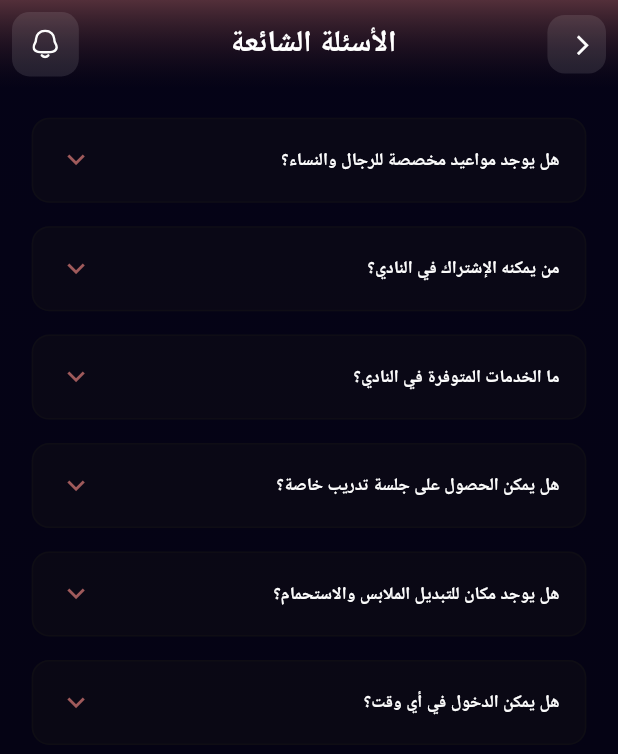
After one commit to OmarAbdelAziz123/Non-Stop-Gym, a Flutter app: the FaqScreen screen opened by its route, on a phone screen of 412 x 824 dp. The commit adds this screen. Shown: the top 754 px of the screen. Run offline on Flutter 3.47's test engine with Material 3 defaults, Android fonts, the phone set to English and light mode, and no system bars; our stand-ins replace cached_network_image, dio, dots_indicator, easy_localization, file_picker, firebase_core and 20 more; accounts and stored records are empty; generated files the repository leaves out were written again; Roboto replaces fonts that are missing (Arial, Cairo).

Commit message:
Finsh design for faq screen & notification screen & complaints and suggestions edit change password screen

```diff
--- a/lib/core/routing/app_router.dart
+++ b/lib/core/routing/app_router.dart
@@ -8,11 +8,14 @@ import 'package:non_stop/features/auth/presentation/screens/login_screen.dart';
 import 'package:non_stop/features/auth/presentation/screens/register_screen.dart';
 import 'package:non_stop/features/auth/presentation/screens/verify_otp_screen.dart';
 import 'package:non_stop/features/change%20password/presentation/change_password_screen.dart';
+import 'package:non_stop/features/complaints%20and%20suggestions/presentation/screens/Complaints%20_and%20_suggestions_screen.dart';
+import 'package:non_stop/features/faq/presentation/screen/faq_screen.dart';
 import 'package:non_stop/features/home/bloc/cubit/home_cubit.dart';
 import 'package:non_stop/features/home/presentation/screen/home_screen.dart';
 import 'package:non_stop/features/main%20layout/business_logic/main_layout_cubit.dart';
 import 'package:non_stop/features/main%20layout/presentation/main_layout.dart';
 import 'package:non_stop/features/more_about_us/presentation/screens/more_about_us_screen.dart';
+import 'package:non_stop/features/notification/presentation/screens/notification_screen.dart';
 import 'package:non_stop/features/onboarding/onBoarding/Bloc/on_boarding_cubit.dart';
 import 'package:non_stop/features/onboarding/onBoarding/screens/on_boarding_screen.dart';
 import 'package:non_stop/features/packages/presentation/screens/my_packages_screen.dart';
@@ -63,6 +66,10 @@ class AppRouter {
           screen: const OnBoardingScreen(),
           cubit: OnBoardingCubit(),
         );
+      case Routes.faqScreen:
+        return transition(
+          screen: const FaqScreen(),
+        );
       case Routes.mainlayoutScreen:
         return transition(screen: MainLayoutScreen(), cubit: MainLayoutCubit());
       case Routes.splashScreen:
@@ -81,16 +88,27 @@ class AppRouter {
         );
       case Routes.myPackagesScreen:
         return transition(screen: const MyPackagesScreen());
-         case Routes.chagnePasswordScreen:
-        return transition(screen: const ChangePasswordScreen());
-          case Routes.termsAndConditionsScreen:
-        return transition(screen: const TermsConditionsScreen ());
+      case Routes.notificationScreen:
+        return transition(screen: const NotificationScreen());
+
+      case Routes.chagnePasswordScreen:
+        return transition(
+          screen: const ChangePasswordScreen(),
+          cubit: AuthCubit(),
+        );
+      case Routes.termsAndConditionsScreen:
+        return transition(screen: const TermsConditionsScreen());
       case Routes.packagesScreen:
         return transition(screen: const PackagesScreen());
       case Routes.moreAboutUsScreen:
         return transition(screen: const MoreAboutUsScreen());
       case Routes.myBookingScreen:
-        return transition(screen: const MyBookingScreen(), cubit: ProfileCubit());
+        return transition(
+          screen: const MyBookingScreen(),
+          cubit: ProfileCubit(),
+        );
+      case Routes.complaintsAndSuggetionsScreen:
+        return transition(screen: const ComplaintsAndSuggestionsScreen());
     }
     return null;
   }
--- a/lib/core/routing/routes_name.dart
+++ b/lib/core/routing/routes_name.dart
@@ -16,4 +16,7 @@ class Routes {
   static const String myBookingScreen = '/myBookingScreen';
   static const String chagnePasswordScreen = '/chagnePasswordScreen';
   static const String termsAndConditionsScreen = '/termsAndConditionsScreen';
+  static const String notificationScreen = '/notificationScreen';
+  static const String complaintsAndSuggetionsScreen = '/complaintsAndSuggetionsScreen';
+  static const String faqScreen = '/faqScreen';
 }
--- /dev/null
+++ b/lib/features/faq/presentation/screen/faq_screen.dart
@@ -0,0 +1,149 @@
+import 'package:flutter/material.dart';
+import 'package:flutter_screenutil/flutter_screenutil.dart';
+import 'package:non_stop/core/constants/app_colors.dart';
+import 'package:non_stop/core/constants/app_styles.dart';
+import 'package:non_stop/core/theme/theme.dart';
+import 'package:non_stop/core/widgets/custom_app_bar.dart';
+
+class FaqScreen extends StatefulWidget {
+  const FaqScreen({super.key});
+
+  @override
+  State<FaqScreen> createState() => _FaqScreenState();
+}
+
+class _FaqScreenState extends State<FaqScreen> {
+  int? expandedIndex;
+
+  final List<Map<String, String>> faqItems = [
+    {
+      'question': 'هل يوجد مواعيد مخصصة للرجال والنساء؟',
+      'answer':
+          'نعم تم تخصيص أوقات ومرافق منفصلة لكل من الرجال والنساء لضمان الخصوصية الكاملة.',
+    },
+    {'question': 'من يمكنه الإشتراك في النادي؟', 'answer': 'ذكر او انثي '},
+    {
+      'question': 'ما الخدمات المتوفرة في النادي؟',
+      'answer':
+          'يوفر النادي صالة رياضية مجهزة بالكامل، أحواض سباحة، ملاعب، وبرامج تدريب متنوعة.',
+    },
+    {
+      'question': 'هل يمكن الحصول على جلسة تدريب خاصة؟',
+      'answer':
+          'نعم، يمكنك حجز جلسات تدريب خاصة مع مدربين محترفين حسب جدولك الزمني.',
+    },
+    {
+      'question': 'هل يوجد مكان للتبديل الملابس والاستحمام؟',
+      'answer':
+          'نعم، يوفر النادي غرف تبديل ملابس حديثة ومرافق استحمام نظيفة ومجهزة.',
+    },
+    {
+      'question': 'هل يمكن الدخول في أي وقت؟',
+      'answer':
+          'النادي مفتوح من الساعة 6 صباحاً حتى 6 مساءً جميع أيام الأسبوع.',
+    },
+  ];
+
+  @override
+  Widget build(BuildContext context) {
+    return Container(
+      decoration: const BoxDecoration(gradient: linearGradient),
+      child: Scaffold(
+        backgroundColor: Colors.transparent,
+        body: SafeArea(
+          child: Column(
+            children: [
+              const CustomAppBar(title: "الأسئلة الشائعة"),
+              Expanded(
+                child: ListView.builder(
+                  padding: EdgeInsets.symmetric(
+                    horizontal: 20.w,
+                    vertical: 20.h,
+                  ),
+                  itemCount: faqItems.length,
+                  itemBuilder: (context, index) {
+                    final isExpanded = expandedIndex == index;
+                    final item = faqItems[index];
+                    return Padding(
+                      padding: EdgeInsets.only(bottom: 16.h),
+                      child: Container(
+                        decoration: BoxDecoration(
+                          color: const Color(0xff151515).withValues(alpha: 0.3),
+                          borderRadius: BorderRadius.circular(12.r),
+                          border: Border.all(
+                            color: const Color(
+                              0xff151515,
+                            ).withValues(alpha: 0.41),
+                            width: 1,
+                          ),
+                        ),
+                        child: Column(
+                          children: [
+                            InkWell(
+                              onTap: () {
+                                setState(() {
+                                  expandedIndex = isExpanded ? null : index;
+                                });
+                              },
+                              borderRadius: BorderRadius.circular(12.r),
+                              child: Padding(
+                                padding: EdgeInsets.symmetric(
+                                  horizontal: 16.w,
+                                  vertical: 16.h,
+                                ),
+                                child: Row(
+                                  children: [
+                                    Expanded(
+                                      child: Text(
+                                        item['question']!,
+                                        style: Styles.captionBold.copyWith(
+                                          color: AppColors.neutralColor100,
+                                          fontWeight: FontWeight.w600,
+                                        ),
+                                        textAlign: TextAlign.right,
+                                      ),
+                                    ),
+                                    12.horizontalSpace,
+                                    Icon(
+                                      isExpanded
+                                          ? Icons.keyboard_arrow_up
+                                          : Icons.keyboard_arrow_down,
+                                      color: const Color(0xff9F5A5B),
+                                      size: 24.sp,
+                                    ),
+                                  ],
+                                ),
+                              ),
+                            ),
+                            if (isExpanded)
+                              Container(
+                                width: double.infinity,
+                                padding: EdgeInsets.only(
+                                  left: 16.w,
+                                  right: 16.w,
+                                  top: 8.h,
+                                  bottom: 16.h,
+                                ),
+                                child: Text(
+                                  item['answer']!,
+                                  style: Styles.captionBold.copyWith(
+                                    color: AppColors.neutralColor300,
+                                    height: 1.5,
+                                  ),
+                                  textAlign: TextAlign.right,
+                                ),
+                              ),
+                          ],
+                        ),
+                      ),
+                    );
+                  },
+                ),
+              ),
+            ],
+          ),
+        ),
+      ),
+    );
+  }
+}
--- a/lib/features/more_about_us/presentation/screens/more_about_us_screen.dart
+++ b/lib/features/more_about_us/presentation/screens/more_about_us_screen.dart
@@ -18,7 +18,8 @@ class MoreAboutUsScreen extends StatelessWidget {
           child: Column(
             children: [
               SafeArea(
-                child: Container(
+                child:
+                Container(
                   padding: EdgeInsets.symmetric(
                     horizontal: 20.w,
                     vertical: 15.h,
--- a/lib/features/profile/presentation/widgets/profile_card.dart
+++ b/lib/features/profile/presentation/widgets/profile_card.dart
@@ -37,7 +37,7 @@ class ProfileCard extends StatelessWidget {
               onPressed: () {},
               icon: const Icon(Icons.edit, color: Colors.white),
               label: const Text(
-                "edit profile",
+                "تعديل الملف الشخصي",
                 style: TextStyle(color: Colors.white, fontSize: 16),
               ),
               style: ElevatedButton.styleFrom(
```
Also changed, not shown: lib/constants/assets.dart (+6 -3 lines), lib/features/change password/presentation/change_password_screen.dart (+98 -20 lines), lib/features/complaints and suggestions/presentation/screens/Complaints _and _suggestions_screen.dart (added, +68 -0 lines), lib/features/notification/presentation/screens/notification_screen.dart (added, +125 -0 lines), lib/features/profile/presentation/screen/my_booking_screen.dart (+12 -10 lines), lib/features/profile/presentation/screen/profile_screen.dart (+12 -10 lines).
